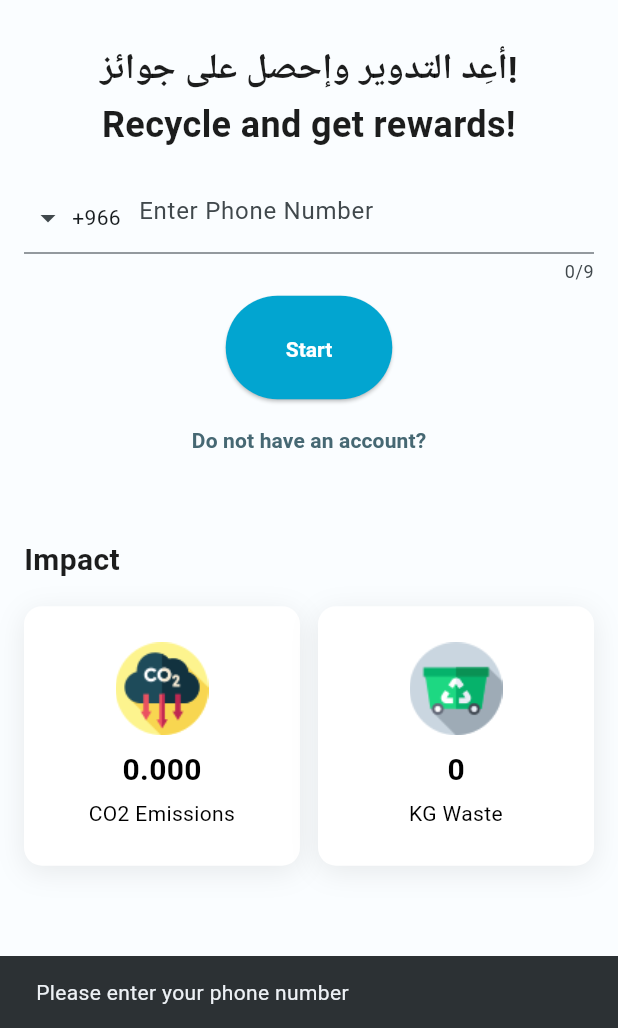
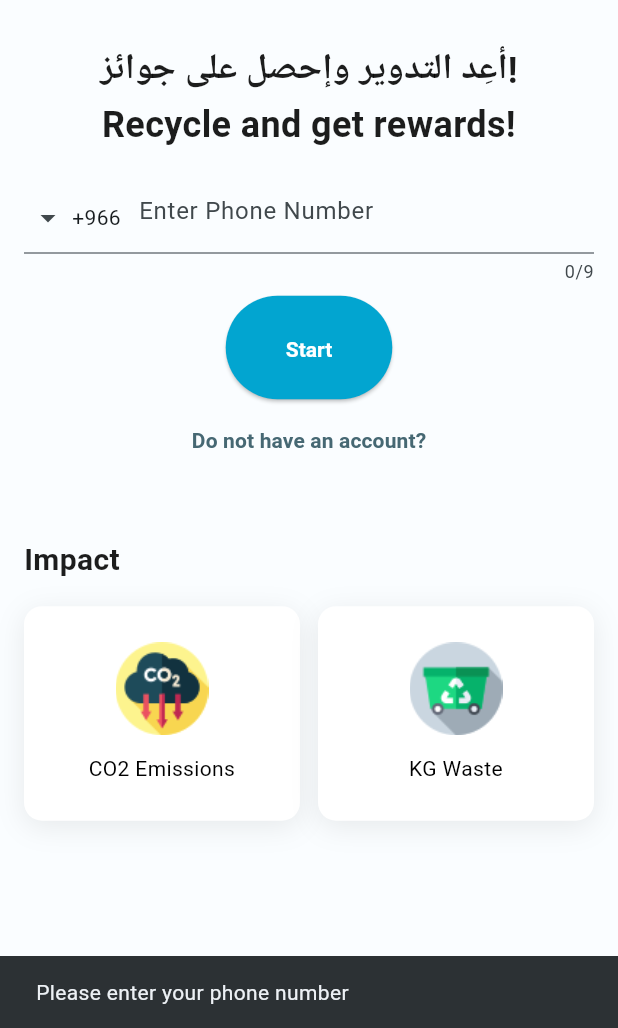
Before and after one commit to azizgemini7/LesserRVM, a Flutter app: the screen it shows after launch, after a tap on "Start", on a phone screen of 412 x 824 dp, the part 208-1236 px from its top. Run offline on Flutter 3.47's test engine with Material 3 defaults, Android fonts, the light colour scheme and no system bars; drawn by our look-alikes of intl_phone_field; our stand-ins replace cloud_firestore, cloud_functions, file_picker, firebase_auth, firebase_core, firebase_messaging and 11 more; missing offline and left inert: firebase_app_check; accounts and stored records are empty.

Commit message:
30Mar26 commit

```diff
--- a/lib/main.dart
+++ b/lib/main.dart
@@ -29,7 +29,7 @@ import 'package:file_picker/file_picker.dart';
 import 'package:smooth_page_indicator/smooth_page_indicator.dart';
 import 'package:qr_flutter/qr_flutter.dart';
 import 'package:geolocator/geolocator.dart';
-import 'package:syncfusion_flutter_calendar/calendar.dart';
+// import 'package:syncfusion_flutter_calendar/calendar.dart';
 import 'package:intl_phone_field/intl_phone_field.dart';
 import 'package:url_launcher/url_launcher.dart';
 import 'package:package_info_plus/package_info_plus.dart';
@@ -45,41 +45,6 @@ import 'package:get/get.dart';
 
 void main() async {
   WidgetsFlutterBinding.ensureInitialized();
-  await Firebase.initializeApp(
-    options: DefaultFirebaseOptions.currentPlatform,
-  );
-
-  // Initialize SharedPreferences to load the saved language
-  // SharedPreferences prefs = await SharedPreferences.getInstance();
-  // String savedLanguage =
-  //     prefs.getString('language') ?? 'en'; // Default to English
-
-  if (await FirebaseMessaging.instance.isSupported()) {
-    // Request permission to display notifications
-    await FirebaseMessaging.instance.requestPermission(
-      alert: true,
-      announcement: false,
-      badge: true,
-      carPlay: false,
-      criticalAlert: false,
-      provisional: false,
-      sound: true,
-    );
-
-    // Get any initial message that opened the app from a terminated state
-    FirebaseMessaging.instance.getInitialMessage().then((message) {
-      if (message != null) {
-        // Handle the notification payload
-      }
-    });
-  }
-
-  // Disable App Check on all platforms
-  // FirebaseAppCheck.instance.activate(
-  //   webProvider: null, // No reCAPTCHA for web
-  //   androidProvider: AndroidProvider.debug,
-  //   appleProvider: AppleProvider.debug,
-  // );
 
   runApp(MyApp());
 }
@@ -301,7 +266,7 @@ class _HomePageWidgetState extends State<HomePageWidget> {
         Navigator.pop(context);
       } catch (_) {}
 
-      _showError("Something went wrong. Please try again.");
+      _showError("Something went wrong. Please try again!.");
     }
   }
 
@@ -416,54 +381,54 @@ class _HomePageWidgetState extends State<HomePageWidget> {
                                   width: 62,
                                 ),
                                 const SizedBox(height: 8),
-                                FutureBuilder<String?>(
-                                  future:
-                                      FirebaseAuth.instance.currentUser?.uid !=
-                                              null
-                                          ? FirebaseFirestore.instance
-                                              .collection('users')
-                                              .doc(FirebaseAuth
-                                                  .instance.currentUser!.uid)
-                                              .get()
-                                              .then(
-                                                (snapshot) => snapshot
-                                                    .data()!['bottles']
-                                                    .toString(),
-                                              )
-                                          : Future.value(null),
-                                  builder: (context, snapshot) {
-                                    if (snapshot.hasError) {
-                                      return Text(
-                                        'Error: ${snapshot.error}',
-                                        style: const TextStyle(
-                                          fontSize: 16.0,
-                                          fontWeight: FontWeight.bold,
-                                        ),
-                                      );
-                                    }
-                                    switch (snapshot.connectionState) {
-                                      case ConnectionState.waiting:
-                                        return Text(
-                                          '...',
-                                          style: AppTypo.heading3.copyWith(
-                                            color: ApplicationColors.primary,
-                                          ),
-                                        );
-                                      default:
-                                        final data = snapshot.data ?? '0';
-                                        final numberOfBottles =
-                                            int.tryParse(data) ?? 0;
-                                        final totalCO2 =
-                                            numberOfBottles * 0.015;
-                                        return Text(
-                                          totalCO2.toStringAsFixed(3),
-                                          style: AppTypo.heading3.copyWith(
-                                            color: ApplicationColors.secondary,
-                                          ),
-                                        );
-                                    }
-                                  },
-                                ),
+                                // FutureBuilder<String?>(
+                                //   future:
+                                //       FirebaseAuth.instance.currentUser?.uid !=
+                                //               null
+                                //           ? FirebaseFirestore.instance
+                                //               .collection('users')
+                                //               .doc(FirebaseAuth
+                                //                   .instance.currentUser!.uid)
+                                //               .get()
+                                //               .then(
+                                //                 (snapshot) => snapshot
+                                //                     .data()!['bottles']
+                                //                     .toString(),
+                                //               )
+                                //           : Future.value(null),
+                                //   builder: (context, snapshot) {
+                                //     if (snapshot.hasError) {
+                                //       return Text(
+                                //         'Error: ${snapshot.error}',
+                                //         style: const TextStyle(
+                                //           fontSize: 16.0,
+                                //           fontWeight: FontWeight.bold,
+                                //         ),
+                                //       );
+                                //     }
+                                //     switch (snapshot.connectionState) {
+                                //       case ConnectionState.waiting:
+                                //         return Text(
+                                //           '...',
+                                //           style: AppTypo.heading3.copyWith(
+                                //             color: ApplicationColors.primary,
+                                //           ),
+                                //         );
+                                //       default:
+                                //         final data = snapshot.data ?? '0';
+                                //         final numberOfBottles =
+                                //             int.tryParse(data) ?? 0;
+                                //         final totalCO2 =
+                                //             numberOfBottles * 0.015;
+                                //         return Text(
+                                //           totalCO2.toStringAsFixed(3),
+                                //           style: AppTypo.heading3.copyWith(
+                                //             color: ApplicationColors.secondary,
+                                //           ),
+                                //         );
+                                //     }
+                                //   },
+                                // ),
                                 const SizedBox(height: 4),
                                 Text(
                                   translate('co2_emissions', targetLanguage),
@@ -491,49 +456,49 @@ class _HomePageWidgetState extends State<HomePageWidget> {
                                   width: 62,
                                 ),
                                 const SizedBox(height: 8),
-                                FutureBuilder<String?>(
-                                  future:
-                                      FirebaseAuth.instance.currentUser?.uid !=
-                                              null
-                                          ? FirebaseFirestore.instance
-                                              .collection('users')
-                                              .doc(FirebaseAuth
-                                                  .instance.currentUser!.uid)
-                                              .get()
-                                              .then(
-                                                (snapshot) => snapshot
-                                                    .data()!['waste']
-                                                    .toString(),
-                                              )
-                                          : Future.value(null),
-                                  builder: (context, snapshot) {
-                                    if (snapshot.hasError) {
-                                      return Text(
-                                        'Error: ${snapshot.error}',
-                                        style: const TextStyle(
-                                          fontSize: 16.0,
-                                          fontWeight: FontWeight.bold,
-                                        ),
-                                      );
-                                    }
-                                    switch (snapshot.connectionState) {
-                                      case ConnectionState.waiting:
-                                        return Text(
-                                          '...',
-                                          style: AppTypo.heading3.copyWith(
-                                            color: AppTextColors.primary,
-                                          ),
-                                        );
-                                      default:
-                                        return Text(
-                                          snapshot.data ?? '0',
-                                          style: AppTypo.heading3.copyWith(
-                                            color: ApplicationColors.secondary,
-                                          ),
-                                        );
-                                    }
-                                  },
-                                ),
+                                // FutureBuilder<String?>(
+                                //   future:
+                                //       FirebaseAuth.instance.currentUser?.uid !=
+                                //               null
+                                //           ? FirebaseFirestore.instance
+                                //               .collection('users')
+                                //               .doc(FirebaseAuth
+                                //                   .instance.currentUser!.uid)
+                                //               .get()
+                                //               .then(
+                                //                 (snapshot) => snapshot
+                                //                     .data()!['waste']
+                                //                     .toString(),
+                                //               )
+                                //           : Future.value(null),
+                                //   builder: (context, snapshot) {
+                                //     if (snapshot.hasError) {
+                                //       return Text(
+                                //         'Error: ${snapshot.error}',
+                                //         style: const TextStyle(
+                                //           fontSize: 16.0,
+                                //           fontWeight: FontWeight.bold,
+                                //         ),
+                                //       );
+                                //     }
+                                //     switch (snapshot.connectionState) {
+                                //       case ConnectionState.waiting:
+                                //         return Text(
+                                //           '...',
+                                //           style: AppTypo.heading3.copyWith(
+                                //             color: AppTextColors.primary,
+                                //           ),
+                                //         );
+                                //       default:
+                                //         return Text(
+                                //           snapshot.data ?? '0',
+                                //           style: AppTypo.heading3.copyWith(
+                                //             color: ApplicationColors.secondary,
+                                //           ),
+                                //         );
+                                //     }
+                                //   },
+                                // ),
                                 const SizedBox(height: 4),
                                 Text(
                                   translate('kg_waste', targetLanguage),
--- a/pubspec.yaml
+++ b/pubspec.yaml
@@ -28,8 +28,8 @@ dependencies:
   get_cli: ^1.8.1
   get: any
   getwidget: ^3.1.1
-  syncfusion_flutter_calendar: ^28.2.11
-  syncfusion_flutter_charts: ^28.2.11
+  # syncfusion_flutter_calendar: ^28.2.11
+  # syncfusion_flutter_charts: ^28.2.11
   file_picker: ^9.2.1
   path_provider: ^2.1.2
   path: ^1.8.3
```
